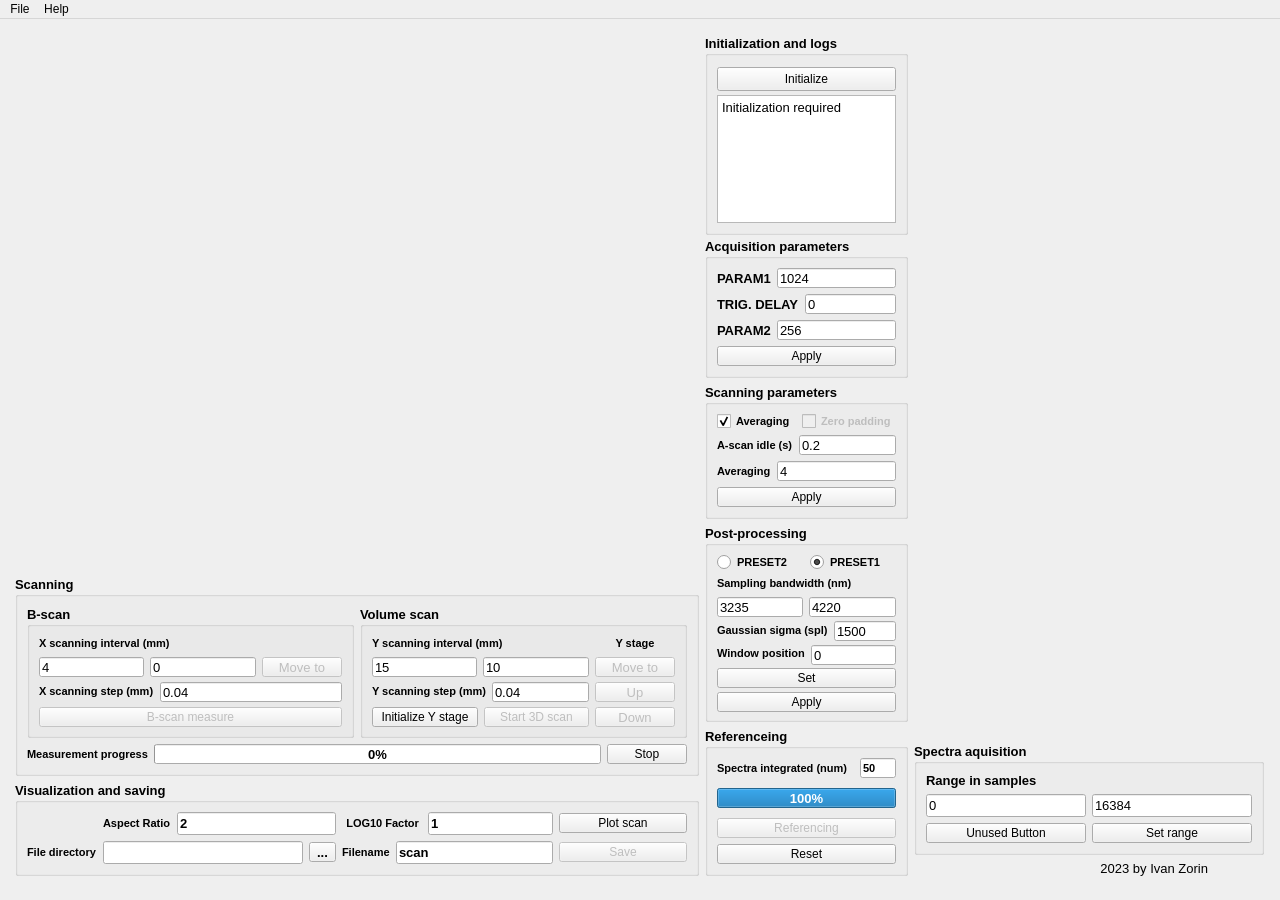
Qt form uis/design_gui.ui (werefkin/oct-python-gui) before a commit.
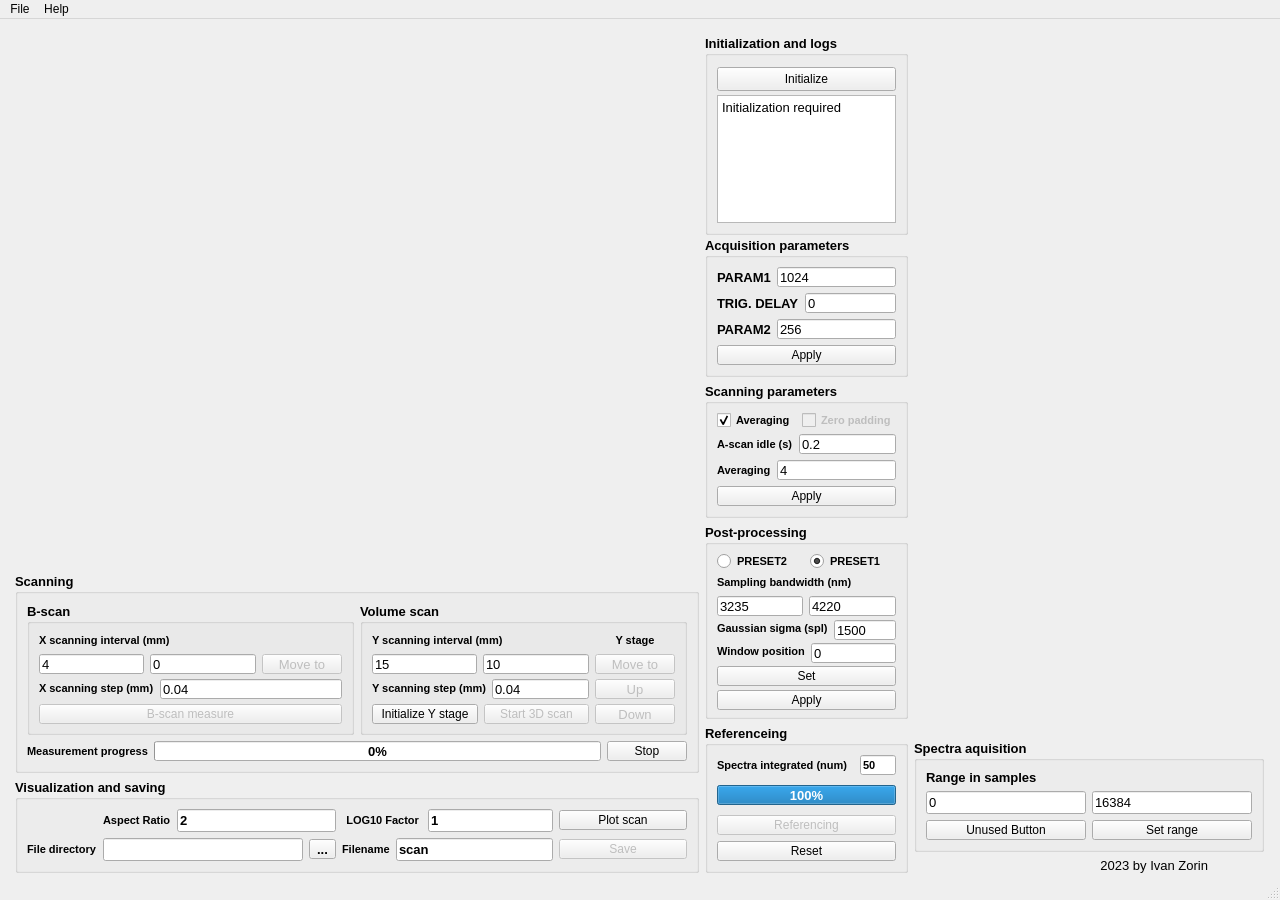
The same form after that commit. Icons and pictures are not drawn. Custom widgets are drawn as their Qt base class.

```diff
--- a/uis/design_gui.ui
+++ b/uis/design_gui.ui
@@ -61,7 +61,7 @@
      <number>16</number>
     </property>
     <property name="bottomMargin">
-     <number>24</number>
+     <number>5</number>
     </property>
     <item>
      <layout class="QGridLayout" name="gridMain">
@@ -2670,6 +2670,7 @@
    <addaction name="menuFile"/>
    <addaction name="menuHelp"/>
   </widget>
+  <widget class="QStatusBar" name="statusBar"/>
   <action name="actionSave">
    <property name="checkable">
     <bool>false</bool>
```
